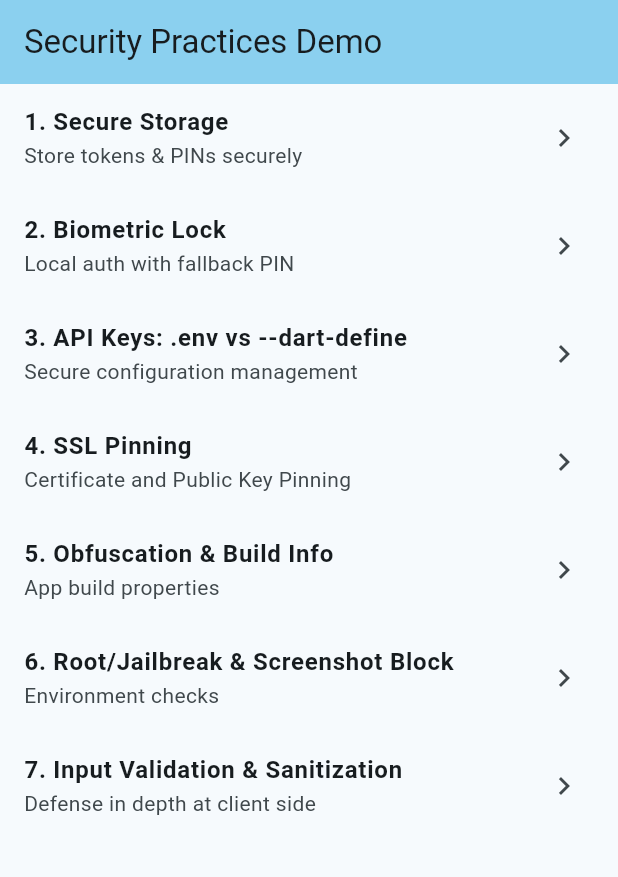
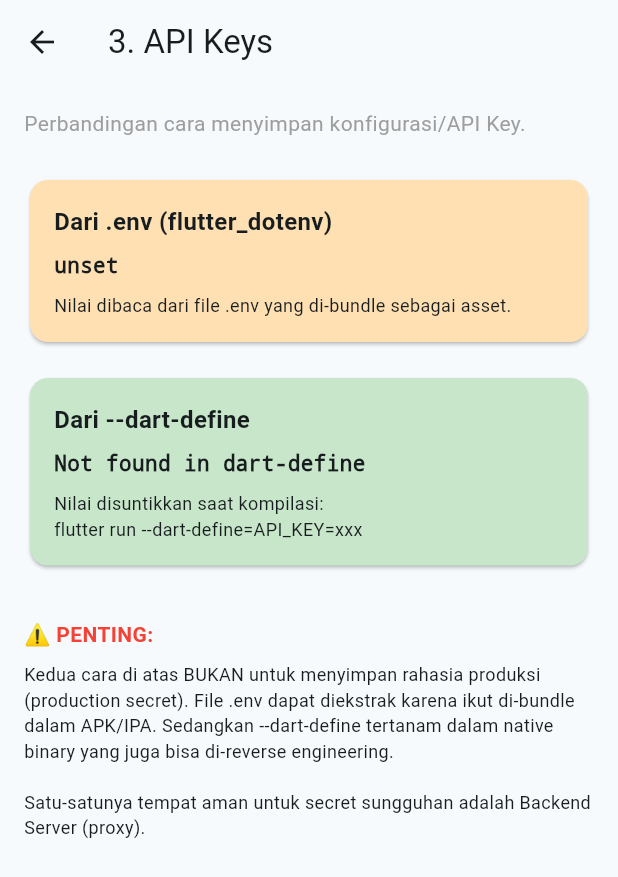
Before and after one commit to WagyuuA5/Flutter_Security_Practices, a Flutter app: the screen it shows after launch, after a tap on "3. API Keys: .env vs --dart-define", on a phone screen of 412 x 824 dp. Shown: the top 877 px of the screen. Run offline on Flutter 3.47's test engine with Material 3 defaults, Android fonts, the phone set to English and light mode, and no system bars; our stand-ins replace flutter_dotenv, flutter_secure_storage, local_auth.

Commit message:
feat: setup flutter_dotenv and demonstrate API Keys handling

```diff
--- /dev/null
+++ b/lib/features/api_keys/presentation/api_keys_screen.dart
@@ -0,0 +1,89 @@
+import 'package:flutter/material.dart';
+import 'package:flutter_dotenv/flutter_dotenv.dart';
+
+class ApiKeysScreen extends StatelessWidget {
+  const ApiKeysScreen({super.key});
+
+  @override
+  Widget build(BuildContext context) {
+    // Read from .env
+    final envApiKey = dotenv.env['API_KEY'] ?? 'Not found in .env';
+
+    // Read from --dart-define
+    const dartDefineApiKey = String.fromEnvironment('API_KEY', defaultValue: 'Not found in dart-define');
+
+    return Scaffold(
+      appBar: AppBar(title: const Text('3. API Keys')),
+      body: Padding(
+        padding: const EdgeInsets.all(16.0),
+        child: Column(
+          crossAxisAlignment: CrossAxisAlignment.stretch,
+          children: [
+            const Text(
+              'Perbandingan cara menyimpan konfigurasi/API Key.',
+              style: TextStyle(color: Colors.grey),
+            ),
+            const SizedBox(height: 24),
+            _buildKeyCard(
+              title: 'Dari .env (flutter_dotenv)',
+              value: envApiKey,
+              color: Colors.orange.shade100,
+              description: 'Nilai dibaca dari file .env yang di-bundle sebagai asset.',
+            ),
+            const SizedBox(height: 16),
+            _buildKeyCard(
+              title: 'Dari --dart-define',
+              value: dartDefineApiKey,
+              color: Colors.green.shade100,
+              description: 'Nilai disuntikkan saat kompilasi:\nflutter run --dart-define=API_KEY=xxx',
+            ),
+            const SizedBox(height: 32),
+            const Text(
+              '⚠️ PENTING:',
+              style: TextStyle(fontWeight: FontWeight.bold, color: Colors.red),
+            ),
+            const SizedBox(height: 8),
+            const Text(
+              'Kedua cara di atas BUKAN untuk menyimpan rahasia produksi (production secret). '
+              'File .env dapat diekstrak karena ikut di-bundle dalam APK/IPA. '
+              'Sedangkan --dart-define tertanam dalam native binary yang juga bisa di-reverse engineering.\n\n'
+              'Satu-satunya tempat aman untuk secret sungguhan adalah Backend Server (proxy).',
+              style: TextStyle(fontSize: 12),
+            ),
+          ],
+        ),
+      ),
+    );
+  }
+
+  Widget _buildKeyCard({
+    required String title,
+    required String value,
+    required Color color,
+    required String description,
+  }) {
+    return Card(
+      color: color,
+      child: Padding(
+        padding: const EdgeInsets.all(16.0),
+        child: Column(
+          crossAxisAlignment: CrossAxisAlignment.start,
+          children: [
+            Text(title, style: const TextStyle(fontWeight: FontWeight.bold, fontSize: 16)),
+            const SizedBox(height: 8),
+            Text(
+              value,
+              style: const TextStyle(
+                fontFamily: 'monospace',
+                fontSize: 14,
+                fontWeight: FontWeight.w600,
+              ),
+            ),
+            const SizedBox(height: 8),
+            Text(description, style: const TextStyle(fontSize: 12)),
+          ],
+        ),
+      ),
+    );
+  }
+}
--- a/lib/main.dart
+++ b/lib/main.dart
@@ -1,8 +1,12 @@
+import 'package:flutter_security_practices/features/api_keys/presentation/api_keys_screen.dart';
+import 'package:flutter_dotenv/flutter_dotenv.dart';
 import 'package:flutter_security_practices/features/biometric/presentation/biometric_lock_screen.dart';
 import 'package:flutter_security_practices/features/secure_storage/presentation/secure_storage_screen.dart';
 import 'package:flutter/material.dart';
 
-void main() {
+void main() async {
+  WidgetsFlutterBinding.ensureInitialized();
+  await dotenv.load(fileName: ".env");
   runApp(const SecurityPracticesApp());
 }
 
@@ -55,7 +59,7 @@ class HomeScreen extends StatelessWidget {
             title: '3. API Keys: .env vs --dart-define',
             subtitle: 'Secure configuration management',
             onTap: () {
-              // TODO: Navigate to API Keys Demo
+              Navigator.push(context, MaterialPageRoute(builder: (context) => const ApiKeysScreen()));
             },
           ),
           _buildMenuTile(
--- a/pubspec.yaml
+++ b/pubspec.yaml
@@ -36,6 +36,7 @@ dependencies:
   cupertino_icons: ^1.0.8
   flutter_secure_storage: ^11.1.1
   local_auth: ^3.0.2
+  flutter_dotenv: ^6.0.1
 
 dev_dependencies:
   flutter_test:
@@ -60,7 +61,8 @@ flutter:
   uses-material-design: true
 
   # To add assets to your application, add an assets section, like this:
-  # assets:
+  assets:
+    - .env
   #   - images/a_dot_burr.jpeg
   #   - images/a_dot_ham.jpeg
 
```
Also changed, not shown: pubspec.lock, 3 other files.
